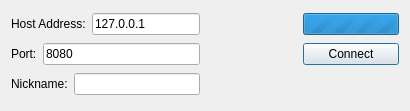
Before: the Qt Designer form src/connect.ui in Hugo-NF/TR1-Chat, drawn with Qt 5.
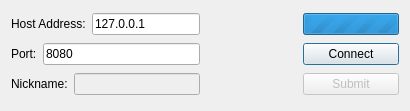
After: the same form once the commit is applied.

What changed in the file:
```diff
--- a/src/connect.ui
+++ b/src/connect.ui
@@ -73,7 +73,11 @@
       </widget>
      </item>
      <item>
-      <widget class="QLineEdit" name="nicknameEdit"/>
+      <widget class="QLineEdit" name="nicknameEdit">
+       <property name="enabled">
+        <bool>false</bool>
+       </property>
+      </widget>
      </item>
     </layout>
    </item>
@@ -106,6 +110,16 @@
      </property>
     </spacer>
    </item>
+   <item row="2" column="2">
+    <widget class="QPushButton" name="submitButton">
+     <property name="enabled">
+      <bool>false</bool>
+     </property>
+     <property name="text">
+      <string>Submit</string>
+     </property>
+    </widget>
+   </item>
   </layout>
  </widget>
  <tabstops>
```
